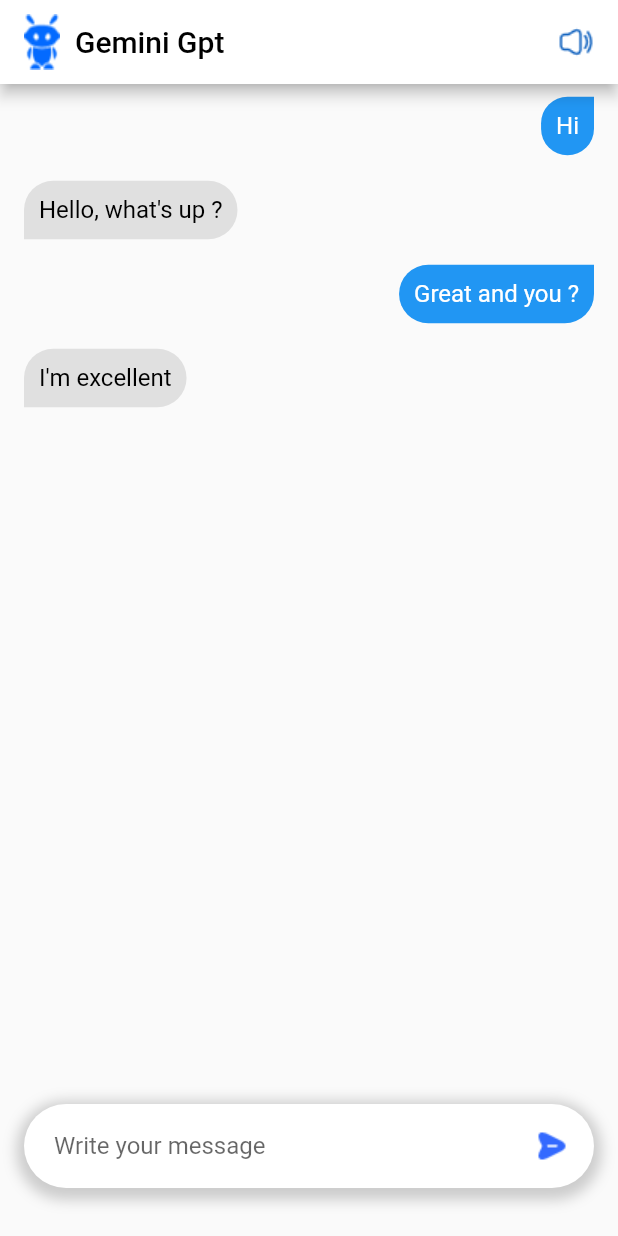
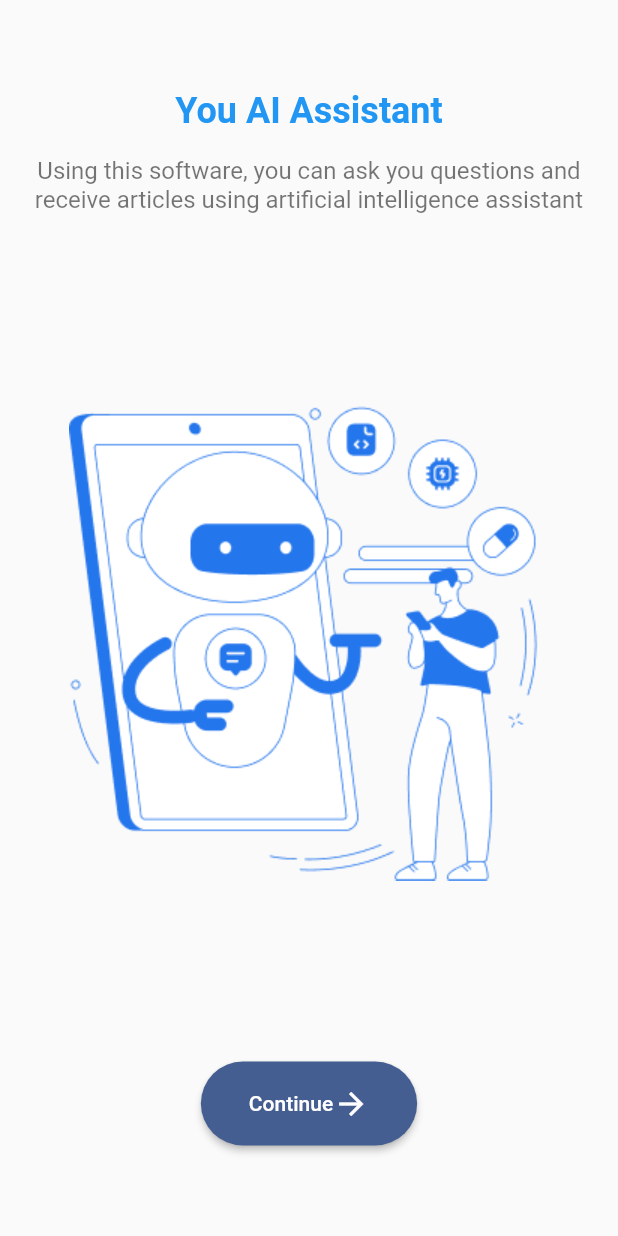
Before and after one commit to Fabrice-Fabio/gemini-chat-app, a Flutter app: the screen it shows after launch, on a phone screen of 412 x 824 dp. Run offline on Flutter 3.47's test engine with Material 3 defaults, Android fonts, the light colour scheme and no system bars.

Commit message:
add onboarding

```diff
--- a/lib/main.dart
+++ b/lib/main.dart
@@ -1,5 +1,6 @@
 import 'package:flutter/material.dart';
 import 'package:gemini_gpt/myHomePage.dart';
+import 'package:gemini_gpt/onboarding.dart';
 
 void main() {
   runApp(const MyApp());
@@ -16,7 +17,7 @@ class MyApp extends StatelessWidget {
         colorScheme: ColorScheme.fromSeed(seedColor: Colors.blueAccent),
         useMaterial3: false,
       ),
-      home: const MyHomePage(),
+      home: Onboarding(),
     );
   }
 }
--- /dev/null
+++ b/lib/onboarding.dart
@@ -0,0 +1,68 @@
+import 'package:flutter/material.dart';
+import 'package:gemini_gpt/myHomePage.dart';
+
+class Onboarding extends StatelessWidget {
+  const Onboarding({Key? key}) : super(key: key);
+
+  @override
+  Widget build(BuildContext context) {
+    return Scaffold(
+      body: Padding(
+        padding: const EdgeInsets.all(16.0),
+        child: Column(
+          crossAxisAlignment: CrossAxisAlignment.center,
+          mainAxisAlignment: MainAxisAlignment.spaceEvenly,
+          children: [
+            Column(
+              children: [
+                Text(
+                  'You AI Assistant',
+                  style: TextStyle(
+                    fontSize: 24,
+                    fontWeight: FontWeight.bold,
+                    color: Colors.blue
+                  ),
+                ),
+                SizedBox(height: 16,),
+                Text(
+                  'Using this software, you can ask you questions and receive articles using artificial intelligence assistant',
+                  textAlign: TextAlign.center,
+                  style: TextStyle(
+                      fontSize: 16,
+                      color: Colors.black54
+                  ),
+                )
+              ],
+            ),
+            SizedBox(height: 32,),
+            Image.asset('assets/onboarding.png'),
+            SizedBox(height: 32,),
+            ElevatedButton(
+                onPressed: (){
+                  Navigator.pushAndRemoveUntil(
+                      context,
+                      MaterialPageRoute(builder: (context) => const MyHomePage()),
+                          (route) => false
+                  );
+                },
+                style: ElevatedButton.styleFrom(
+                  shape: RoundedRectangleBorder(
+                    borderRadius: BorderRadius.circular(30)
+                  ),
+                  padding: EdgeInsets.symmetric(vertical: 16, horizontal: 32)
+                ),
+                child: Row(
+                  mainAxisSize: MainAxisSize.min,
+                  children: [
+                    Text('Continue'),
+                    SizedBox(height: 8,),
+                    Icon(Icons.arrow_forward)
+                  ],
+                )
+            )
+          ],
+        ),
+      ),
+    );
+  }
+}
```
Also changed, not shown: assets/onboarding.png (added).
